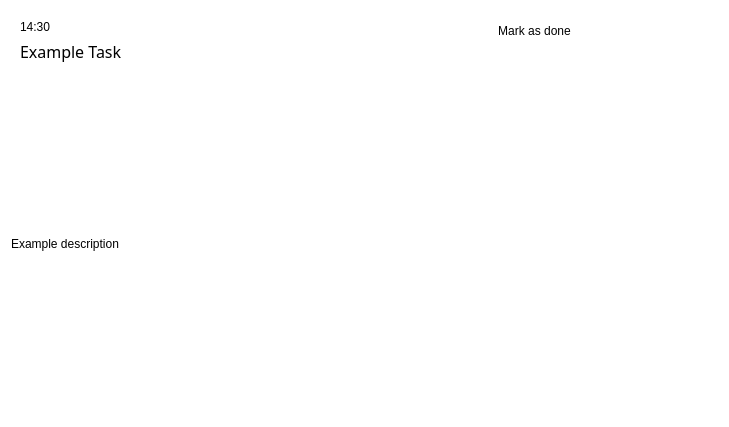
Before: the Qt Designer form uis/res/ui_note_entry.ui in GorgeousOne/TaskManagementApp, drawn with Qt 5.
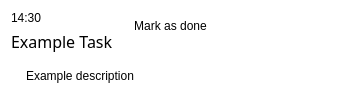
After: the same form once the commit is applied. Icons and pictures are not drawn.

Commit message: created collapsable notes

Diff of the .ui file:
```diff
--- a/uis/res/ui_note_entry.ui
+++ b/uis/res/ui_note_entry.ui
@@ -1,32 +1,18 @@
 <?xml version="1.0" encoding="UTF-8"?>
 <ui version="4.0">
- <class>Form</class>
- <widget class="QFrame" name="Form">
+ <class>translucent_frame</class>
+ <widget class="QFrame" name="translucent_frame">
   <property name="geometry">
    <rect>
     <x>0</x>
     <y>0</y>
-    <width>729</width>
-    <height>427</height>
+    <width>353</width>
+    <height>105</height>
    </rect>
   </property>
   <property name="styleSheet">
-   <string notr="true">QFrame {
-	border: 0px solid;
-	border-radius: 3px;
-	font: 25 12pt &quot;Segoe UI Light&quot;;
-	background-color: rgb(255, 255, 255);
-}
-QFrame:hover:!pressed {
-	background-color: rgb(235, 235, 235);
-}
-</string>
-  </property>
-  <layout class="QVBoxLayout" name="verticalLayout">
-   <item>
-    <widget class="QFrame" name="translucent_frame">
-     <property name="styleSheet">
-      <string notr="true">background-color: rgba(0, 0, 0, 0)</string>
+   <string notr="true">font: 25 12pt &quot;Segoe UI Light&quot;;
+background-color: rgba(0, 0, 0, 0)</string>
      </property>
      <property name="frameShape">
       <enum>QFrame::StyledPanel</enum>
@@ -44,21 +30,14 @@
       <property name="topMargin">
        <number>0</number>
       </property>
+   <property name="rightMargin">
+    <number>0</number>
+   </property>
       <property name="bottomMargin">
        <number>0</number>
       </property>
       <item>
        <widget class="QWidget" name="top_bar_widget" native="true">
-        <property name="styleSheet">
-         <string notr="true">.QPushButton {
-	border: 0px solid;
-	border-radius: 20px;
-	background-color: rgba(0, 0, 0, 0);
-}
-.QPushButton:hover:!pressed {
-	background-color: rgba(0, 0, 0, 20);
-}</string>
-        </property>
         <layout class="QHBoxLayout" name="action_bar">
          <property name="spacing">
           <number>0</number>
@@ -76,22 +55,25 @@
           <number>0</number>
          </property>
          <item>
-          <widget class="QWidget" name="widget_2" native="true">
-           <property name="minimumSize">
-            <size>
-             <width>50</width>
-             <height>0</height>
-            </size>
-           </property>
+       <widget class="QWidget" name="title_bar" native="true">
            <layout class="QVBoxLayout" name="verticalLayout_2">
+         <property name="spacing">
+          <number>5</number>
+         </property>
+         <property name="leftMargin">
+          <number>10</number>
+         </property>
+         <property name="topMargin">
+          <number>10</number>
+         </property>
+         <property name="rightMargin">
+          <number>10</number>
+         </property>
+         <property name="bottomMargin">
+          <number>10</number>
+         </property>
             <item>
              <widget class="QLabel" name="time_label">
-              <property name="minimumSize">
-               <size>
-                <width>50</width>
-                <height>0</height>
-               </size>
-              </property>
               <property name="text">
                <string>14:30</string>
               </property>
@@ -99,12 +81,6 @@
             </item>
             <item>
              <widget class="QLabel" name="title_label">
-              <property name="minimumSize">
-               <size>
-                <width>300</width>
-                <height>0</height>
-               </size>
-              </property>
               <property name="font">
                <font>
                 <family>Segoe UI Light</family>
@@ -114,47 +90,62 @@
                 <bold>false</bold>
                </font>
               </property>
-              <property name="styleSheet">
-               <string notr="true"/>
-              </property>
               <property name="text">
                <string>Example Task</string>
               </property>
+           <property name="wordWrap">
+            <bool>true</bool>
+           </property>
              </widget>
             </item>
            </layout>
           </widget>
          </item>
-         <item>
-          <spacer name="horizontalSpacer">
-           <property name="orientation">
-            <enum>Qt::Horizontal</enum>
-           </property>
-           <property name="sizeHint" stdset="0">
-            <size>
-             <width>40</width>
-             <height>20</height>
-            </size>
-           </property>
-          </spacer>
-         </item>
-         <item alignment="Qt::AlignTop">
-          <widget class="QWidget" name="widget" native="true">
+      <item alignment="Qt::AlignRight|Qt::AlignTop">
+       <widget class="QWidget" name="button_bar" native="true">
+        <property name="enabled">
+         <bool>true</bool>
+        </property>
+        <property name="styleSheet">
+         <string notr="true">.QPushButton {
+	border: 0px solid;
+	border-radius: 20px;
+	background-color: rgba(0, 0, 0, 0);
+}
+.QPushButton:hover:!pressed {
+	background-color: rgba(0, 0, 0, 20);
+}</string>
+        </property>
            <layout class="QHBoxLayout" name="horizontalLayout">
+         <property name="spacing">
+          <number>5</number>
+         </property>
             <property name="leftMargin">
-             <number>0</number>
+          <number>5</number>
             </property>
             <property name="topMargin">
-             <number>0</number>
+          <number>5</number>
             </property>
             <property name="rightMargin">
-             <number>0</number>
+          <number>5</number>
             </property>
             <property name="bottomMargin">
-             <number>0</number>
+          <number>5</number>
             </property>
             <item>
              <widget class="QPushButton" name="btn_done">
+           <property name="sizePolicy">
+            <sizepolicy hsizetype="Fixed" vsizetype="Fixed">
+             <horstretch>0</horstretch>
+             <verstretch>0</verstretch>
+            </sizepolicy>
+           </property>
+           <property name="styleSheet">
+            <string notr="true">	border: 0px solid;
+	border-radius: 3px;
+	padding: 5px;
+</string>
+           </property>
               <property name="text">
                <string>Mark as done</string>
               </property>
@@ -162,6 +153,12 @@
             </item>
             <item>
              <widget class="QPushButton" name="edit_btn">
+           <property name="sizePolicy">
+            <sizepolicy hsizetype="Fixed" vsizetype="Fixed">
+             <horstretch>0</horstretch>
+             <verstretch>0</verstretch>
+            </sizepolicy>
+           </property>
               <property name="minimumSize">
                <size>
                 <width>40</width>
@@ -182,6 +179,12 @@
             </item>
             <item>
              <widget class="QPushButton" name="delete_btn">
+           <property name="sizePolicy">
+            <sizepolicy hsizetype="Fixed" vsizetype="Fixed">
+             <horstretch>0</horstretch>
+             <verstretch>0</verstretch>
+            </sizepolicy>
+           </property>
               <property name="minimumSize">
                <size>
                 <width>40</width>
@@ -202,6 +205,12 @@
             </item>
             <item>
              <widget class="QPushButton" name="close_btn">
+           <property name="sizePolicy">
+            <sizepolicy hsizetype="Fixed" vsizetype="Fixed">
+             <horstretch>0</horstretch>
+             <verstretch>0</verstretch>
+            </sizepolicy>
+           </property>
               <property name="minimumSize">
                <size>
                 <width>40</width>
@@ -233,16 +242,16 @@
           <number>0</number>
          </property>
          <property name="leftMargin">
-          <number>0</number>
+       <number>25</number>
          </property>
          <property name="topMargin">
           <number>0</number>
          </property>
          <property name="rightMargin">
-          <number>0</number>
+       <number>15</number>
          </property>
          <property name="bottomMargin">
-          <number>0</number>
+       <number>15</number>
          </property>
          <item>
           <widget class="QLabel" name="description_label">
@@ -252,15 +261,12 @@
              <verstretch>0</verstretch>
             </sizepolicy>
            </property>
-           <property name="frameShadow">
-            <enum>QFrame::Plain</enum>
-           </property>
            <property name="text">
             <string>Example description</string>
            </property>
-          </widget>
-         </item>
-        </layout>
+        <property name="wordWrap">
+         <bool>true</bool>
+        </property>
        </widget>
       </item>
      </layout>
```
Lines whose indentation alone changed are shown as unchanged. The commit also changes 8 other files.
